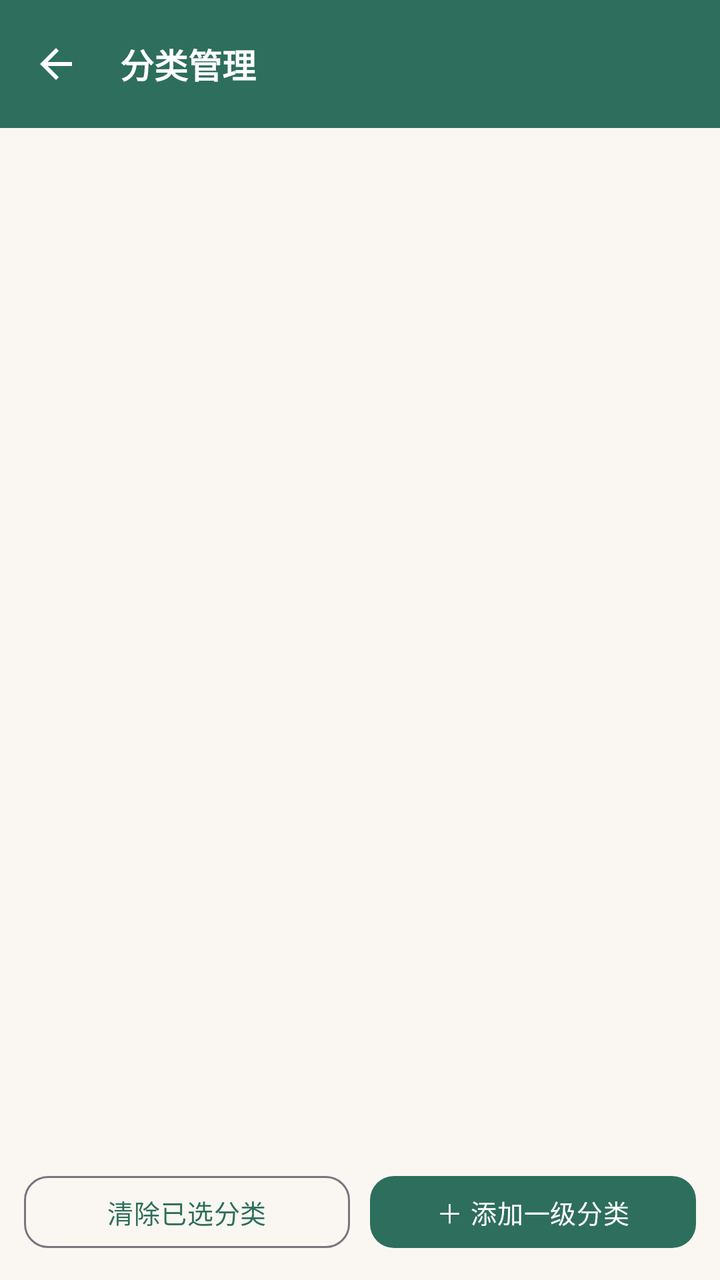
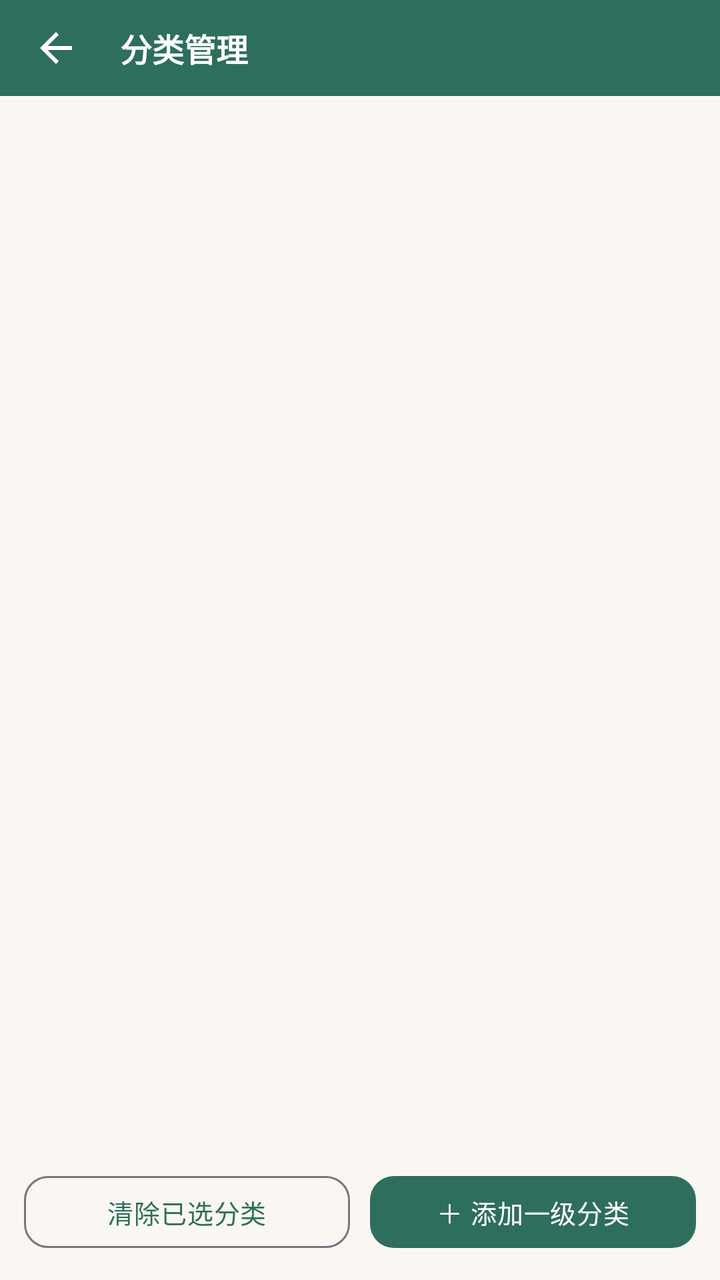

Compare the two renders of this Android layout. The source of the first and the diff that turns it into the second are given below.
<!-- AndroidManifest.xml: application theme Theme.Bookshelf -->
<!-- res/layout/activity_category.xml -->
<?xml version="1.0" encoding="utf-8"?>
<LinearLayout xmlns:android="http://schemas.android.com/apk/res/android"
    xmlns:app="http://schemas.android.com/apk/res-auto"
    android:layout_width="match_parent"
    android:layout_height="match_parent"
    android:orientation="vertical">

    <com.google.android.material.appbar.MaterialToolbar
        android:id="@+id/toolbar"
        style="@style/Widget.Bookshelf.Toolbar"
        android:layout_width="match_parent"
        android:layout_height="?attr/actionBarSize"
        app:navigationIcon="@drawable/ic_back"
        app:title="分类管理" />

    <TextView
        android:id="@+id/tv_hint"
        android:layout_width="match_parent"
        android:layout_height="wrap_content"
        android:background="@color/divider_soft"
        android:paddingStart="14dp"
        android:paddingEnd="14dp"
        android:paddingTop="8dp"
        android:paddingBottom="8dp"
        android:text="点一级展开二级栏目，点二级完成选择；长按一级可直接选用该一级分类"
        android:textSize="12sp"
        android:textColor="@color/text_sub"
        android:visibility="gone" />

    <androidx.recyclerview.widget.RecyclerView
        android:id="@+id/recycler"
        android:layout_width="match_parent"
        android:layout_height="0dp"
        android:layout_weight="1"
        android:clipToPadding="false"
        android:padding="12dp" />

    <LinearLayout
        android:layout_width="match_parent"
        android:layout_height="wrap_content"
        android:orientation="horizontal"
        android:padding="12dp">

        <com.google.android.material.button.MaterialButton
            android:id="@+id/btn_cancel_selection"
            style="@style/Widget.Bookshelf.Button.Outlined"
            android:layout_width="0dp"
            android:layout_height="wrap_content"
            android:layout_weight="1"
            android:text="清除已选分类" />

        <com.google.android.material.button.MaterialButton
            android:id="@+id/btn_add_top"
            android:layout_width="0dp"
            android:layout_height="wrap_content"
            android:layout_weight="1"
            android:layout_marginStart="10dp"
            android:text="＋ 添加一级分类" />
    </LinearLayout>
</LinearLayout>
<!-- resources referenced by this layout -->
<resources>
  <color name="divider_soft">#14000000</color>
  <color name="text_sub">#8A8A8A</color>
  <!-- drawable ic_back (drawable) -->
  <vector xmlns:android="http://schemas.android.com/apk/res/android"
      android:width="24dp" android:height="24dp"
      android:viewportWidth="24" android:viewportHeight="24"
      android:autoMirrored="true">
      <path
          android:fillColor="#FFFFFFFF"
          android:pathData="M20,11L7.8,11l5.6,-5.6L12,4l-8,8 8,8 1.4,-1.4L7.8,13L20,13z" />
  </vector>
  <style name="Widget.Bookshelf.Button.Outlined" parent="Widget.Material3.Button.OutlinedButton">
          <item name="shapeAppearance">@style/ShapeAppearance.Bookshelf.Medium</item>
          <item name="android:textSize">@dimen/text_body_small</item>
          <item name="android:letterSpacing">0.02</item>
          <item name="android:minHeight">44dp</item>
          <item name="cornerRadius">@dimen/radius_md</item>
      </style>
  <style name="Widget.Bookshelf.Toolbar" parent="Widget.Material3.Toolbar">
          <item name="android:background">?attr/colorPrimary</item>
          <item name="titleTextColor">@color/white</item>
          <item name="titleTextAppearance">@style/TextAppearance.Bookshelf.ToolbarTitle</item>
          <item name="navigationIconTint">@color/white</item>
          <item name="android:elevation">0dp</item>
      </style>
  <style name="Theme.Bookshelf" parent="Theme.Bookshelf.Base">
          <item name="colorPrimary">@color/primary</item>
          <item name="colorPrimaryVariant">@color/primary_dark</item>
          <item name="colorSecondary">@color/accent</item>
          
          <item name="chip_bg">@color/chip_bg</item>
          <item name="primary_container">@color/green_container</item>
          <item name="on_primary_container">@color/green_on_container</item>
      </style>
  <style name="ShapeAppearance.Bookshelf.Medium" parent="ShapeAppearance.Material3.Corner.Medium">
          <item name="cornerSize">@dimen/radius_md</item>
      </style>
  <dimen name="text_body_small">13sp</dimen>
  <dimen name="radius_md">12dp</dimen>
  <color name="white">#FFFFFF</color>
  <style name="TextAppearance.Bookshelf.ToolbarTitle" parent="TextAppearance.Material3.TitleLarge">
          <item name="android:textSize">@dimen/text_headline</item>
          <item name="android:textStyle">bold</item>
          <item name="android:textColor">@color/white</item>
      </style>
  <color name="primary">#2E6E5C</color>
  <color name="primary_dark">#1F4D40</color>
  <color name="accent">#C08A3E</color>
  <color name="chip_bg">#E8F0ED</color>
  <color name="green_container">#E6F0EC</color>
  <color name="green_on_container">#1C4A3E</color>
  <dimen name="text_headline">17sp</dimen>
  <color name="bg_page">#FAF7F2</color>
  <color name="surface">#FFFFFF</color>
  <color name="surface_dim">#F4F0E9</color>
  <color name="outline">#E6E0D5</color>
  <color name="outline_strong">#CFC5B4</color>
  <color name="text_main">#2B2B2B</color>
  <style name="Widget.Bookshelf.Button" parent="Widget.Material3.Button">
          <item name="shapeAppearance">@style/ShapeAppearance.Bookshelf.Medium</item>
          <item name="android:textSize">@dimen/text_body_small</item>
          <item name="android:letterSpacing">0.02</item>
          <item name="android:minHeight">44dp</item>
          <item name="cornerRadius">@dimen/radius_md</item>
      </style>
  <style name="Widget.Bookshelf.MaterialCard" parent="Widget.Material3.CardView.Outlined">
          <item name="cardCornerRadius">@dimen/card_corner</item>
          <item name="cardElevation">0dp</item>
          <item name="strokeColor">?attr/outline</item>
          <item name="strokeWidth">1dp</item>
      </style>
  <dimen name="card_corner">16dp</dimen>
  <!-- unchanged entries left out for length: 2 -->
</resources>

<!-- the commit's change to res/layout/activity_category.xml (unified diff, before → after) -->
@@ -9,7 +9,7 @@
         android:id="@+id/toolbar"
         style="@style/Widget.Bookshelf.Toolbar"
         android:layout_width="match_parent"
-        android:layout_height="?attr/actionBarSize"
+        android:layout_height="@dimen/toolbar_h"
         app:navigationIcon="@drawable/ic_back"
         app:title="分类管理" />
 
<!-- resource entries referenced after the edit -->
@@ -2,6 +2,7 @@
 <resources>
   <color name="divider_soft">#14000000</color>
   <color name="text_sub">#8A8A8A</color>
+  <dimen name="toolbar_h">48dp</dimen>
   <!-- drawable ic_back (drawable) -->
   <vector xmlns:android="http://schemas.android.com/apk/res/android"
       android:width="24dp" android:height="24dp"
@@ -41,7 +42,7 @@
   <dimen name="radius_md">12dp</dimen>
   <color name="white">#FFFFFF</color>
   <style name="TextAppearance.Bookshelf.ToolbarTitle" parent="TextAppearance.Material3.TitleLarge">
-          <item name="android:textSize">@dimen/text_headline</item>
+          <item name="android:textSize">@dimen/text_title_toolbar</item>
           <item name="android:textStyle">bold</item>
           <item name="android:textColor">@color/white</item>
       </style>
@@ -51,7 +52,7 @@
   <color name="chip_bg">#E8F0ED</color>
   <color name="green_container">#E6F0EC</color>
   <color name="green_on_container">#1C4A3E</color>
-  <dimen name="text_headline">17sp</dimen>
+  <dimen name="text_title_toolbar">16sp</dimen>
   <color name="bg_page">#FAF7F2</color>
   <color name="surface">#FFFFFF</color>
   <color name="surface_dim">#F4F0E9</color>
